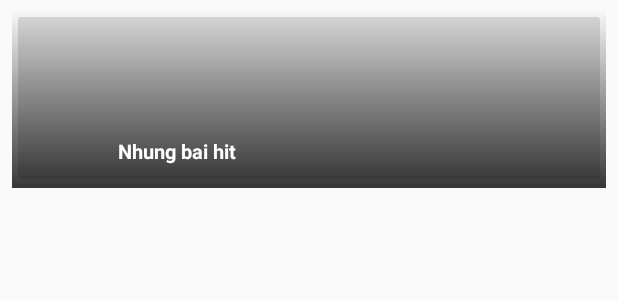
After one commit to huybinh0204/Nhac_Fistly, an Android app: the layout dong_playlist.xml on its own in the app's theme, with its tools: preview values and no code run, on a phone screen of 412 x 824 dp. The commit adds this screen. Shown: the top 300 px of the screen. Run offline under Robolectric (Android 15) with nearby library versions, the phone set to English and light mode, and no system bars.

Commit message:
Xong video 14

```diff
--- a/app/src/main/java/com/example/nhac_fistly/Service/Dataservice.java
+++ b/app/src/main/java/com/example/nhac_fistly/Service/Dataservice.java
@@ -1,5 +1,6 @@
 package com.example.nhac_fistly.Service;
 
+import com.example.nhac_fistly.Model.Playlist;
 import com.example.nhac_fistly.Model.Quangcao;
 
 import java.util.List;
@@ -10,4 +11,7 @@ import retrofit2.http.GET;
 public interface Dataservice {
     @GET("Quangcao_Get.php")
     Call<List<Quangcao>> GetDataBanner();
+
+    @GET("Playlist_Get.php")
+    Call<List<Playlist>> GetPlaylist();
 }
--- /dev/null
+++ b/app/src/main/res/layout/dong_playlist.xml
@@ -0,0 +1,45 @@
+<?xml version="1.0" encoding="utf-8"?>
+<RelativeLayout xmlns:android="http://schemas.android.com/apk/res/android"
+     android:layout_width="match_parent"
+    android:layout_height="wrap_content">
+    <ImageButton
+        android:id="@+id/imageviewbackgroundplaylist"
+        android:scaleType="fitXY"
+        android:layout_marginTop="5dp"
+        android:layout_marginLeft="8dp"
+        android:layout_marginRight="8dp"
+        android:layout_width="match_parent"
+        android:layout_height="120dp"/>
+    <View
+        android:layout_marginTop="5dp"
+        android:layout_marginRight="8dp"
+        android:layout_marginLeft="8dp"
+        android:background="@drawable/custom_background_banner"
+        android:layout_width="match_parent"
+        android:layout_height="120dp"/>
+    <ImageView
+        android:id="@+id/imageviewplaylist"
+        android:scaleType="fitXY"
+        android:elevation="6dp"
+        android:layout_marginLeft="15dp"
+        android:layout_marginBottom="10dp"
+        android:layout_alignBottom="@+id/imageviewbackgroundplaylist"
+        android:layout_width="50dp"
+        android:layout_height="50dp"/>
+    <TextView
+        android:ellipsize="end"
+        android:layout_marginRight="50dp"
+        android:layout_marginBottom="5dp"
+        android:maxLines="1"
+        android:id="@+id/textviewtenplaylist"
+        android:textColor="#ffff"
+        android:textStyle="bold"
+        android:layout_marginLeft="13dp"
+        android:layout_toRightOf="@+id/imageviewplaylist"
+        android:layout_alignBottom="@+id/imageviewplaylist"
+        android:text="Nhung bai hit"
+        android:textSize="13sp"
+        android:layout_width="wrap_content"
+        android:layout_height="wrap_content"/>
+
+</RelativeLayout>
--- a/app/src/main/res/layout/fragment_playlist.xml
+++ b/app/src/main/res/layout/fragment_playlist.xml
@@ -11,7 +11,7 @@
         android:layout_marginTop="15dp"
         android:layout_marginBottom="15dp"
         android:gravity="center"
-        android:text="ABCD"
+        android:text="Giai điệu cảm xúc"
         android:textColor="#3e3b3b"
         android:textSize="30sp" />
 
--- a/app/src/main/res/values/colors.xml
+++ b/app/src/main/res/values/colors.xml
@@ -1,7 +1,7 @@
 <?xml version="1.0" encoding="utf-8"?>
 <resources>
     <color name="colorPrimary">#008577</color>
-    <color name="colorPrimaryDark">#00574B</color>
+    <color name="colorPrimaryDark">#9b1219</color>
     <color name="colorAccent">#D81B60</color>
     <color name="mauxanh">#32CD32</color>
 </resources>
```
Also changed, not shown: app/src/main/java/com/example/nhac_fistly/Adapter/PlaylistAdapter.java (+47 -1 lines), app/src/main/java/com/example/nhac_fistly/Fragment/Fragment_Playlist.java (+56 -1 lines), app/src/main/java/com/example/nhac_fistly/Model/Playlist.java (added, +53 -0 lines).
